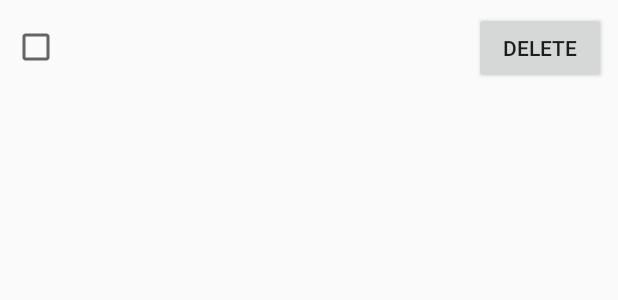
After one commit to baurine/android-architecture-demo, an Android app: the layout item_todo.xml on its own in the app's theme, with its tools: preview values and no code run, on a phone screen of 412 x 824 dp. The commit adds this screen. Shown: the top 300 px of the screen. Run offline under Robolectric (Android 15) with nearby library versions, the phone set to English and light mode, and no system bars.

Commit message:
Implement a todo app by databinding, prepare for architecture components

```diff
--- /dev/null
+++ b/ArchDemo/app/src/main/res/layout/item_todo.xml
@@ -0,0 +1,37 @@
+<?xml version="1.0" encoding="utf-8"?>
+<layout
+    xmlns:android="http://schemas.android.com/apk/res/android">
+
+    <data>
+
+        <variable
+            name="item"
+            type="com.example.archdemo.databinding.TodoItem"/>
+    </data>
+
+    <LinearLayout
+        android:layout_width="match_parent"
+        android:layout_height="wrap_content"
+        android:layout_margin="8dp"
+        android:gravity="center_vertical"
+        android:orientation="horizontal">
+
+        <CheckBox
+            android:textSize="24sp"
+            android:text="@{item.content}"
+            android:id="@+id/cb_complete"
+            android:layout_weight="1"
+            android:layout_width="0dp"
+            android:layout_height="wrap_content"
+            android:checked="@{item.completed}"
+            android:onClick="@{item.onClickListener::onClick}"/>
+
+        <Button
+            android:id="@+id/btn_del"
+            android:layout_width="wrap_content"
+            android:layout_height="wrap_content"
+            android:onClick="@{item.onClickListener::onClick}"
+            android:text="Delete"/>
+
+    </LinearLayout>
+</layout>
```
Also changed, not shown: ArchDemo/app/src/main/java/com/example/archdemo/MainActivity.java (+40 -1 lines), ArchDemo/app/src/main/java/com/example/archdemo/databinding/BaseItem.java (added, +29 -0 lines), ArchDemo/app/src/main/java/com/example/archdemo/databinding/BaseModel.java (added, +11 -0 lines), ArchDemo/app/src/main/java/com/example/archdemo/databinding/TodoItem.java (added, +49 -0 lines), ArchDemo/app/src/main/java/com/example/archdemo/databinding/TodoModel.java (added, +21 -0 lines), ArchDemo/app/src/main/res/layout/activity_main.xml (+13 -1 lines).
